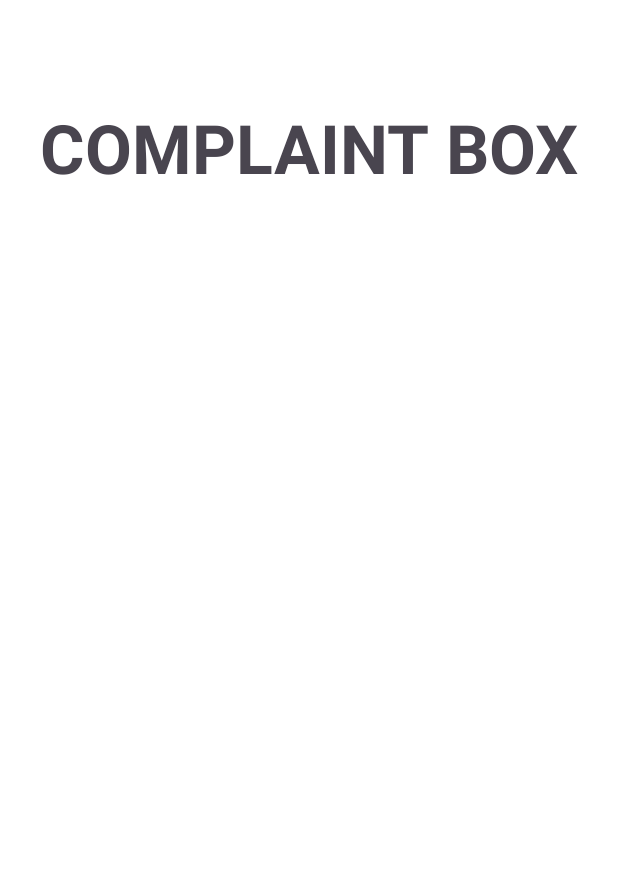
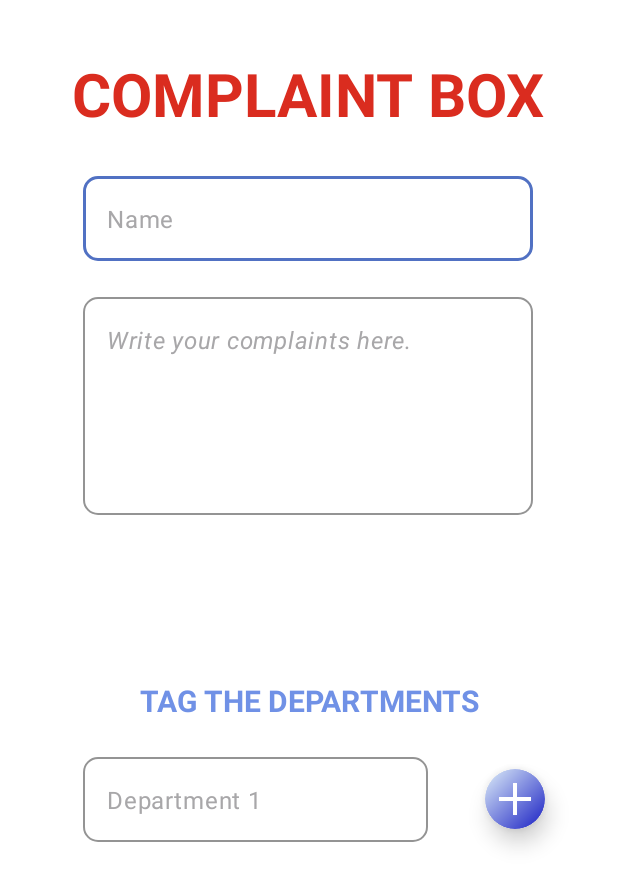
Before and after one commit to monotoshghosh/SyncCity, an Android app: the ComplaintBoxScreen screen opened directly, with no data from a screen before it, on a phone screen of 412 x 824 dp. Shown: the top 886 px of the screen. Run offline under Robolectric (Android 15) with nearby library versions, the phone set to English and light mode, and no system bars.

Commit message:
Complain Box DONE

```diff
--- a/app/src/main/java/com/monotoshghosh/synccity/MainActivity.kt
+++ b/app/src/main/java/com/monotoshghosh/synccity/MainActivity.kt
@@ -48,8 +48,8 @@ class MainActivity : AppCompatActivity() {
 
         // COMPLAINT BOX BTN
         binding.complainBoxBtn.setOnClickListener {
-//            intent = Intent(this,ComplaintBoxScreen::class.java)
-//            startActivity(intent)
+            intent = Intent(this,ComplaintBoxScreen::class.java)
+            startActivity(intent)
             Toast.makeText(this, "I'm Still Woriking...", Toast.LENGTH_SHORT).show()
         }
 
--- a/app/src/main/res/layout/activity_complaint_box_screen.xml
+++ b/app/src/main/res/layout/activity_complaint_box_screen.xml
@@ -9,15 +9,159 @@
     android:background="@color/white">
 
     <TextView
+        android:id="@+id/textView"
+        android:layout_width="wrap_content"
+        android:layout_height="wrap_content"
+        android:text="COMPLAINT BOX"
+        android:textColor="#DA2C1F"
+        android:textSize="40dp"
+        android:textStyle="bold"
+        android:layout_marginTop="35dp"
+        app:layout_constraintBottom_toBottomOf="parent"
+        app:layout_constraintEnd_toEndOf="parent"
+        app:layout_constraintHorizontal_bias="0.494"
+        app:layout_constraintStart_toStartOf="parent"
+        app:layout_constraintTop_toTopOf="parent"
+        app:layout_constraintVertical_bias="0.0" />
+
+
+    <com.google.android.material.textfield.TextInputLayout
+        android:id="@+id/textInputLayout2"
+        android:layout_width="wrap_content"
+        android:layout_height="wrap_content"
+        android:layout_gravity="center"
+        android:layout_marginTop="28dp"
+        android:textColorHint="#757171"
+        app:boxCornerRadiusBottomEnd="10dp"
+        app:boxCornerRadiusBottomStart="10dp"
+        app:boxCornerRadiusTopEnd="10dp"
+        app:boxCornerRadiusTopStart="10dp"
+        app:boxStrokeColor="#5171C3"
+        app:hintEnabled="false"
+        app:hintTextColor="#024E80"
+        app:layout_constraintEnd_toEndOf="parent"
+        app:layout_constraintHorizontal_bias="0.495"
+        app:layout_constraintStart_toStartOf="parent"
+        app:layout_constraintTop_toBottomOf="@+id/textView">
+
+        <com.google.android.material.textfield.TextInputEditText
+            android:id="@+id/nameCompBox"
+            android:layout_width="300dp"
+            android:layout_height="wrap_content"
+            android:drawablePadding="10dp"
+            android:hint="Name"
+            android:inputType="text"
+            android:singleLine="true"
+            android:textColor="@color/black"
+            android:textColorHighlight="#B2D8E4"
+            android:textColorHint="#A8A7A9" />
+
+    </com.google.android.material.textfield.TextInputLayout>
+
+    <com.google.android.material.textfield.TextInputLayout
+        android:id="@+id/textInputLayout3"
+        android:layout_width="wrap_content"
+        android:layout_height="wrap_content"
+        android:layout_gravity="center"
+        android:layout_marginTop="24dp"
+        android:textColorHint="#757171"
+        app:boxCornerRadiusBottomEnd="10dp"
+        app:boxCornerRadiusBottomStart="10dp"
+        app:boxCornerRadiusTopEnd="10dp"
+        app:boxCornerRadiusTopStart="10dp"
+        app:boxStrokeColor="#5171C3"
+        app:hintEnabled="false"
+        app:hintTextColor="#024E80"
+        app:layout_constraintEnd_toEndOf="parent"
+        app:layout_constraintHorizontal_bias="0.495"
+        app:layout_constraintStart_toStartOf="parent"
+        app:layout_constraintTop_toBottomOf="@+id/textInputLayout2">
+
+        <com.google.android.material.textfield.TextInputEditText
+            android:id="@+id/compCompBox"
+            android:layout_width="300dp"
+            android:layout_height="145dp"
+            android:drawablePadding="10dp"
+            android:gravity="top|start"
+            android:hint="Write your complaints here."
+            android:inputType="textMultiLine"
+            android:minLines="3"
+            android:scrollHorizontally="false"
+            android:textColor="@color/black"
+            android:textColorHighlight="#B2D8E4"
+            android:textColorHint="#A8A7A9"
+            android:textStyle="italic" />
+
+    </com.google.android.material.textfield.TextInputLayout>
+
+    <TextView
         android:id="@+id/textView2"
         android:layout_width="wrap_content"
         android:layout_height="wrap_content"
-        android:layout_marginTop="68dp"
-        android:text="COMPLAINT BOX"
-        android:textSize="45dp"
+        android:layout_marginBottom="24dp"
+        android:text="TAG THE DEPARTMENTS"
+        android:textColor="@color/c2"
+        android:textSize="20dp"
         android:textStyle="bold"
+        app:layout_constraintBottom_toTopOf="@+id/textInputLayout"
         app:layout_constraintEnd_toEndOf="parent"
         app:layout_constraintStart_toStartOf="parent"
-        app:layout_constraintTop_toTopOf="parent" />
+        app:layout_constraintTop_toBottomOf="@+id/textInputLayout3"
+        app:layout_constraintVertical_bias="1.0" />
+
+    <com.google.android.material.textfield.TextInputLayout
+        android:id="@+id/textInputLayout"
+        android:layout_width="wrap_content"
+        android:layout_height="wrap_content"
+        android:layout_gravity="center"
+        android:textColorHint="#757171"
+        app:boxCornerRadiusBottomEnd="10dp"
+        app:boxCornerRadiusBottomStart="10dp"
+        app:boxCornerRadiusTopEnd="10dp"
+        app:boxCornerRadiusTopStart="10dp"
+        app:boxStrokeColor="#5171C3"
+        app:hintEnabled="false"
+        app:hintTextColor="#024E80"
+        app:layout_constraintBottom_toBottomOf="parent"
+        app:layout_constraintEnd_toEndOf="parent"
+        app:layout_constraintHorizontal_bias="0.303"
+        app:layout_constraintStart_toStartOf="parent"
+        app:layout_constraintTop_toBottomOf="@+id/textView"
+        app:layout_constraintVertical_bias="0.613">
+
+        <com.google.android.material.textfield.TextInputEditText
+            android:id="@+id/dept1CompBox"
+            android:layout_width="230dp"
+            android:layout_height="wrap_content"
+            android:drawablePadding="10dp"
+            android:hint="Department 1"
+            android:inputType="text"
+            android:singleLine="true"
+            android:textColor="@color/black"
+            android:textColorHighlight="#B2D8E4"
+            android:textColorHint="#A8A7A9" />
+
+    </com.google.android.material.textfield.TextInputLayout>
+
+    <androidx.cardview.widget.CardView
+        android:id="@+id/registerBtn"
+        android:layout_width="wrap_content"
+        android:layout_height="wrap_content"
+        android:layout_marginTop="8dp"
+        android:backgroundTint="#F2F2F3"
+        app:cardCornerRadius="20dp"
+        app:cardElevation="9dp"
+        app:layout_constraintEnd_toEndOf="parent"
+        app:layout_constraintHorizontal_bias="0.441"
+        app:layout_constraintStart_toEndOf="@+id/textInputLayout"
+        app:layout_constraintTop_toTopOf="@+id/textInputLayout">
+
+        <ImageView
+            android:layout_width="40dp"
+            android:layout_height="40dp"
+            android:src="@drawable/adddept" />
+
+    </androidx.cardview.widget.CardView>
+
 
 </androidx.constraintlayout.widget.ConstraintLayout>
```
Also changed, not shown: app/src/main/res/drawable/adddept.png (added).
